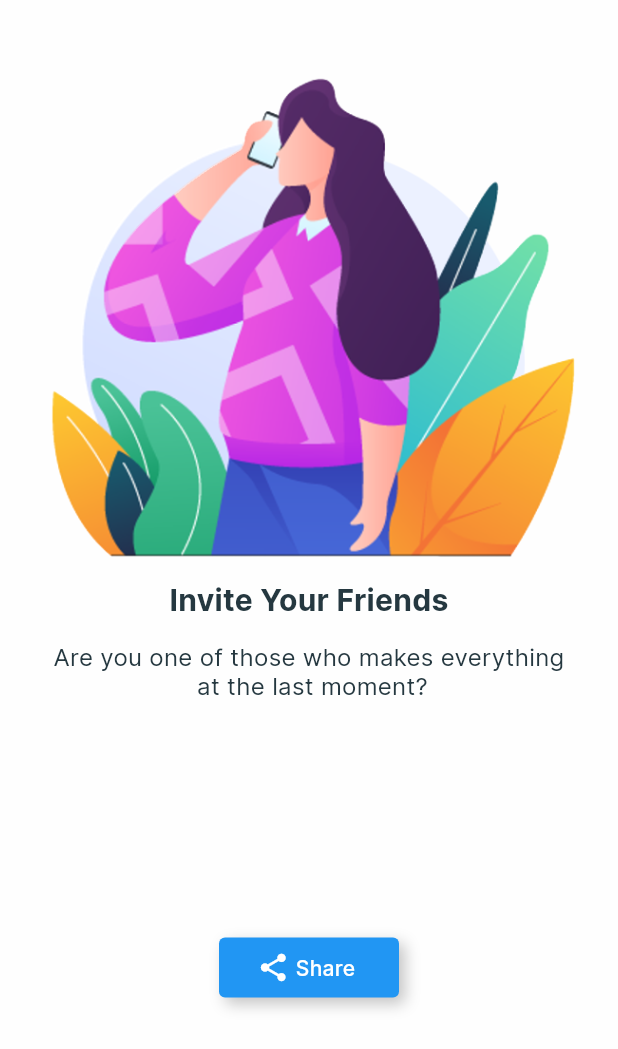
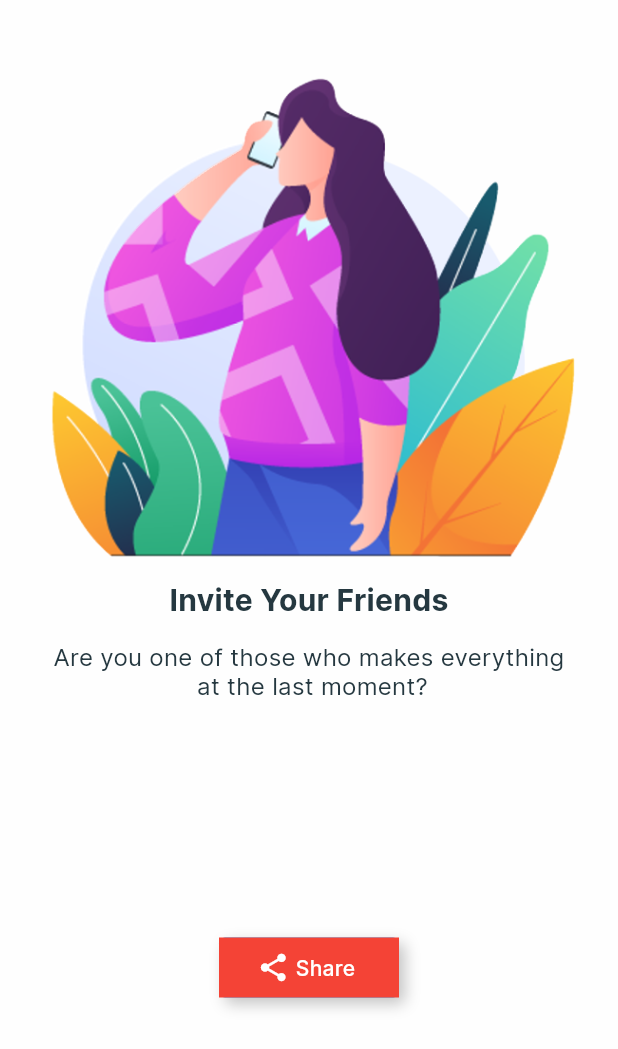
Before and after one commit to ShashiKha9/towfinUserchnages, a Flutter app: the InviteFriend screen opened directly, on a phone screen of 412 x 824 dp. Shown: the top 1049 px of the screen. Run offline on Flutter 3.47's test engine with Material 2 defaults, Android fonts, the phone set to English and light mode, and no system bars; our stand-ins replace device_info, dio, expandable, flutter_image_compress, flutter_multi_formatter, flutter_rating_bar and 9 more; missing offline and left inert: ars_progress_dialog, flutter_polyline_points, flutter_statusbarcolor, square_in_app_payments; accounts and stored records are empty.

Commit message:
icon changes sucessfully

```diff
--- a/RoadRunnerUser/lib/HomePage/invitefriends.dart
+++ b/RoadRunnerUser/lib/HomePage/invitefriends.dart
@@ -71,7 +71,7 @@ class _InviteFriendState extends State<InviteFriend> {
                         ],
                       ),
                       child: Material(
-                        color: Colors.transparent,
+                        color: Colors.red,
                         child: InkWell(
                           onTap: () {
                             //method here for functionality
--- a/RoadRunnerUser/lib/HomePage/services_screen.dart
+++ b/RoadRunnerUser/lib/HomePage/services_screen.dart
@@ -108,7 +108,6 @@ class _ServicesScreenState extends State<ServicesScreen>
         color: Colors.black,fontSize: 10,fontWeight: FontWeight.bold),),
         Text("Cancelled Services",style: TextStyle(
         color: Colors.black,fontSize: 10,fontWeight: FontWeight.bold),)
-
     ]),
       ),
       body:
--- a/RoadRunnerUser/pubspec.yaml
+++ b/RoadRunnerUser/pubspec.yaml
@@ -15,7 +15,7 @@ publish_to: 'none' # Remove this line if you wish to publish to pub.dev
 # In iOS, build-name is used as CFBundleShortVersionString while build-number used as CFBundleVersion.
 # Read more about iOS versioning at
 # https://developer.apple.com/library/archive/documentation/General/Reference/InfoPlistKeyReference/Articles/CoreFoundationKeys.html
-version: 1.0.0+1
+version: 1.1.0+1
 
 environment:
   sdk: ">=2.8.0 <3.0.0"
```
Also changed, not shown: 18 other files.
